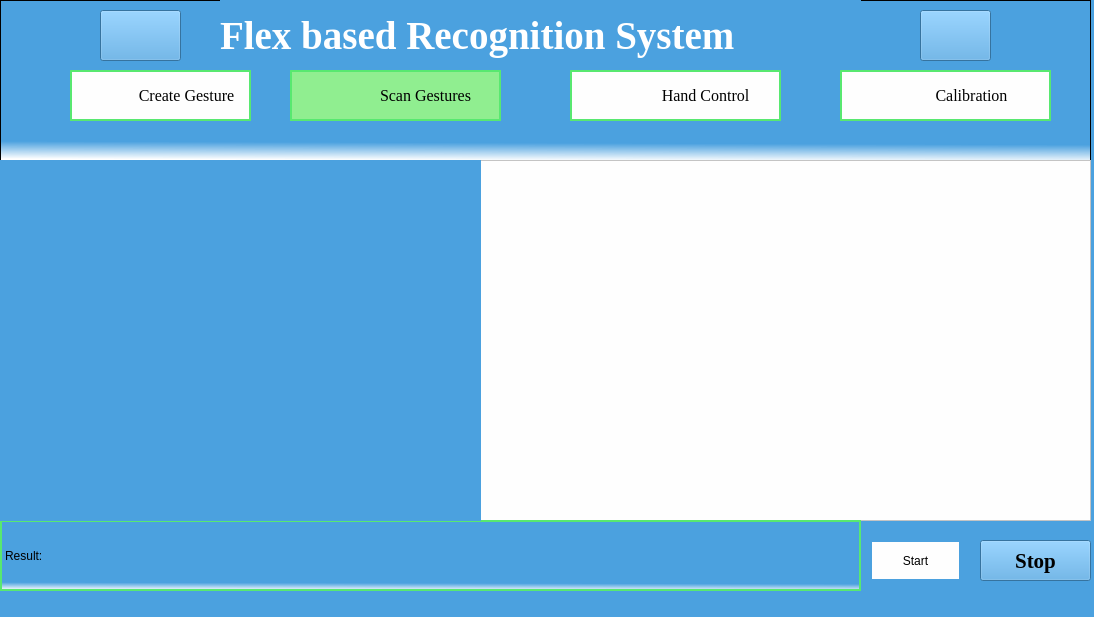
First picture: the form in ui_files/gesture.ui, repository liudongdong1/DataGlove, before the edit.
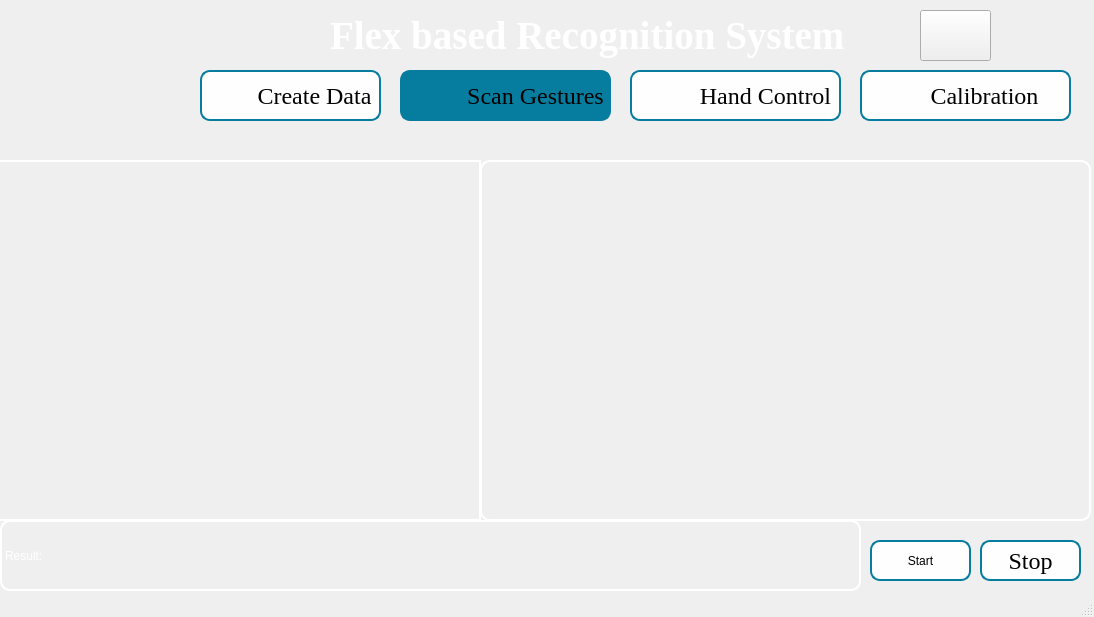
Second picture: the form after the edit. Icons and pictures are not drawn.

```diff
--- a/ui_files/gesture.ui
+++ b/ui_files/gesture.ui
@@ -14,30 +14,15 @@
    <string>MainWindow</string>
   </property>
   <property name="styleSheet">
-   <string notr="true">background-color:rgba(75, 161, 223, 255)</string>
+   <string notr="true">QWidget#centralwidget{
+	border-image:url(&quot;icons/background1.png&quot;) ;
+}</string>
   </property>
   <widget class="QWidget" name="centralwidget">
-   <widget class="QGraphicsView" name="graphicsView_2">
-    <property name="geometry">
-     <rect>
-      <x>0</x>
-      <y>0</y>
-      <width>1091</width>
-      <height>161</height>
-     </rect>
-    </property>
-    <property name="toolTip">
-     <string>&lt;html&gt;&lt;head/&gt;&lt;body&gt;&lt;p&gt;&lt;br/&gt;&lt;/p&gt;&lt;/body&gt;&lt;/html&gt;</string>
-    </property>
-    <property name="styleSheet">
-     <string notr="true">background-color: qlineargradient(spread:pad, x1:0.543136, y1:0.074, x2:0.52, y2:1, stop:0.880682 rgba(75, 161, 223, 255), stop:1 rgba(255, 255, 255, 255));
-</string>
-    </property>
-   </widget>
    <widget class="QLabel" name="label">
     <property name="geometry">
      <rect>
-      <x>220</x>
+      <x>330</x>
       <y>0</y>
       <width>641</width>
       <height>71</height>
@@ -61,7 +46,7 @@
    <widget class="QPushButton" name="create">
     <property name="geometry">
      <rect>
-      <x>70</x>
+      <x>200</x>
       <y>70</y>
       <width>181</width>
       <height>51</height>
@@ -70,7 +55,7 @@
     <property name="font">
      <font>
       <family>TImes New Roman</family>
-      <pointsize>12</pointsize>
+      <pointsize>18</pointsize>
       <weight>50</weight>
       <italic>false</italic>
       <bold>false</bold>
@@ -81,13 +66,14 @@
     </property>
     <property name="styleSheet">
      <string notr="true">QPushButton#create{
-padding-left:-40px;
-color:black;
-background-color:#fefefe;
-border: 2px solid #58e870; border-radius:30px;
-font: 12pt &quot;TImes New Roman&quot;;
-background-image:url(&quot;icons/create.png&quot;);
-background-repeat:none;
+  padding-left:-30px;
+  color:black;
+  border: 2px solid #067d9e; 
+  font: 18pt &quot;TImes New Roman&quot;;
+  background-image:url(&quot;icons/create.png&quot;);
+  border-radius:10px;
+  background-color:#fefefe;
+  background-repeat:none;
 }
 QPushButton#create:hover
 {
@@ -96,13 +82,13 @@
 }</string>
     </property>
     <property name="text">
-     <string>   Create Gesture</string>
+     <string>   Create Data</string>
     </property>
    </widget>
    <widget class="QPushButton" name="scan_sen">
     <property name="geometry">
      <rect>
-      <x>570</x>
+      <x>630</x>
       <y>70</y>
       <width>211</width>
       <height>51</height>
@@ -111,7 +97,7 @@
     <property name="font">
      <font>
       <family>TImes New Roman</family>
-      <pointsize>12</pointsize>
+      <pointsize>18</pointsize>
       <weight>50</weight>
       <italic>false</italic>
       <bold>false</bold>
@@ -119,19 +105,21 @@
     </property>
     <property name="styleSheet">
      <string notr="true">QPushButton#scan_sen{
-padding-left:-40px;
+padding-left:-90px;
 color:black;
 background-color:#fefefe;
-border: 2px solid #58e870; border-radius:30px;
-font: 12pt &quot;TImes New Roman&quot;;
+border: 2px solid #067d9e; 
+border-radius:10px;
+font: 18pt &quot;TImes New Roman&quot;;
 background-image:url(&quot;icons/sent.png&quot;);
 background-repeat:none;
 }
 QPushButton#scan_sen:hover
 {
-   background-color:lightgreen;
-	color:white;
-}</string>
+   border-radius: 10px;
+   background-color:#067d9e;
+}
+</string>
     </property>
     <property name="text">
      <string>                          Hand Control </string>
@@ -140,7 +128,7 @@
    <widget class="QPushButton" name="scan_sinlge">
     <property name="geometry">
      <rect>
-      <x>290</x>
+      <x>400</x>
       <y>70</y>
       <width>211</width>
       <height>51</height>
@@ -149,7 +137,7 @@
     <property name="font">
      <font>
       <family>TImes New Roman</family>
-      <pointsize>12</pointsize>
+      <pointsize>18</pointsize>
       <weight>50</weight>
       <italic>false</italic>
       <bold>false</bold>
@@ -163,11 +151,12 @@
     </property>
     <property name="styleSheet">
      <string notr="true">QPushButton#scan_sinlge{
-padding-left:-40px;
+padding-left:-90px;
 color:black;
-background-color:lightgreen;
-border: 2px solid #58e870; border-radius:30px;
-font: 12pt &quot;TImes New Roman&quot;;
+border: 2px solid #067d9e; 
+font: 18pt &quot;TImes New Roman&quot;;
+border-radius:10px;
+background-color:#067d9e;
 background-image:url(&quot;icons/scan.png&quot;);
 background-repeat:none;
 }
@@ -184,7 +173,7 @@
    <widget class="QPushButton" name="exp2">
     <property name="geometry">
      <rect>
-      <x>840</x>
+      <x>860</x>
       <y>70</y>
       <width>211</width>
       <height>51</height>
@@ -193,7 +182,7 @@
     <property name="font">
      <font>
       <family>TImes New Roman</family>
-      <pointsize>12</pointsize>
+      <pointsize>18</pointsize>
       <weight>50</weight>
       <italic>false</italic>
       <bold>false</bold>
@@ -201,11 +190,12 @@
     </property>
     <property name="styleSheet">
      <string notr="true">QPushButton#exp2{
-padding-left:-40px;
+padding-left:-100px;
 color:black;
 background-color:#fefefe;
-border: 2px solid #58e870; border-radius:30px;
-font: 12pt &quot;TImes New Roman&quot;;
+border: 2px solid #067d9e; 
+border-radius:10px;
+font: 18pt &quot;TImes New Roman&quot;;
 background-image:url(&quot;icons/export.png&quot;);
 background-repeat:none;
 }
@@ -248,8 +238,9 @@
     </property>
     <property name="styleSheet">
      <string notr="true">QPushButton#exit_button{
-border-image:url(&quot;icons/exit.png&quot;) 4 4 4 4 stretch stretch;
-background-color:rgba(75, 161, 223, 255)
+border-image:url(&quot;icons/exit1.png&quot;) 4 4 4 4 stretch stretch;
+background-repeat:no-repeat;
+background-size:100% 100%;
 }</string>
     </property>
     <property name="text">
@@ -266,7 +257,9 @@
      </rect>
     </property>
     <property name="styleSheet">
-     <string notr="true">background-color:#fefefe;
+     <string notr="true">border-radius: 10px;
+border: 2px solid white;
+background-color:rgb(14 , 135 , 228,0);
 </string>
     </property>
    </widget>
@@ -280,9 +273,10 @@
      </rect>
     </property>
     <property name="styleSheet">
-     <string notr="true">background-color: qlineargradient(spread:pad, x1:0.543136, y1:0.074, x2:0.52, y2:1, stop:0.880682 rgba(75, 161, 223, 255), stop:1 rgba(255, 255, 255, 255));
-border: 2px solid #58e870; 
-font: 12pt &quot;TImes New Roman&quot;;</string>
+     <string notr="true">color:white;
+border: 2px solid white; 
+border-radius:10px;
+font: 18pt &quot;TImes New Roman&quot;;</string>
     </property>
     <property name="text">
      <string>Result:</string>
@@ -293,7 +287,7 @@
      <rect>
       <x>870</x>
       <y>540</y>
-      <width>91</width>
+      <width>101</width>
       <height>41</height>
      </rect>
     </property>
@@ -301,8 +295,9 @@
      <string notr="true">QPushButton#pushButton_2{
 color: black;
 background-color:#fefefe;
-border: 2px solid #4ba1df; 
-font: 16pt &quot;Times New Roman&quot;;
+border: 2px solid #067d9e; 
+border-radius:10px;
+font: 18pt &quot;TImes New Roman&quot;;
 background-repeat:none;
 }
 QPushButton#pushButton_2:hover
@@ -320,30 +315,32 @@
      <rect>
       <x>980</x>
       <y>540</y>
-      <width>111</width>
+      <width>101</width>
       <height>41</height>
      </rect>
     </property>
     <property name="font">
      <font>
-      <family>Times New Roman</family>
-      <pointsize>16</pointsize>
-      <weight>75</weight>
-      <bold>true</bold>
+      <family>TImes New Roman</family>
+      <pointsize>18</pointsize>
+      <weight>50</weight>
+      <italic>false</italic>
+      <bold>false</bold>
      </font>
     </property>
     <property name="autoFillBackground">
      <bool>false</bool>
     </property>
     <property name="styleSheet">
-     <string notr="true">QPushButton#pushButton{
+     <string notr="true">QPushButton#pushButton_3{
 color: black;
-background-color:white;
-border: 2px solid #4ba1df; 
-font: 16pt &quot;Times New Roman&quot;;
+background-color:#fefefe;
+border: 2px solid #067d9e; 
+border-radius:10px;
+font: 18pt &quot;TImes New Roman&quot;;
 background-repeat:none;
 }
-QPushButton#pushButton:hover
+QPushButton#pushButton_3:hover
 {
 	background-color:lightgreen;
 	color:black;
@@ -356,7 +353,7 @@
    <widget class="QPushButton" name="transfer">
     <property name="geometry">
      <rect>
-      <x>100</x>
+      <x>170</x>
       <y>10</y>
       <width>81</width>
       <height>51</height>
@@ -364,7 +361,10 @@
     </property>
     <property name="styleSheet">
      <string notr="true">QPushButton#transfer{
+border-radius: 10px;
 border-image:url(&quot;icons/gesture.png&quot;) 4 4 4 4 stretch stretch;
+background-repeat:no-repeat;
+background-size:100% 100%;
 }</string>
     </property>
     <property name="text">
@@ -382,8 +382,10 @@
     </property>
     <property name="styleSheet">
      <string notr="true">QLabel{
+border: 2px solid white; 
 border-image:url(&quot;icons/gesture.png&quot;) 4 4 4 4 stretch stretch;
 
+
 }</string>
     </property>
     <property name="text">
```
Left out of the diff: 20 changed lines with no effect on the pictures.
